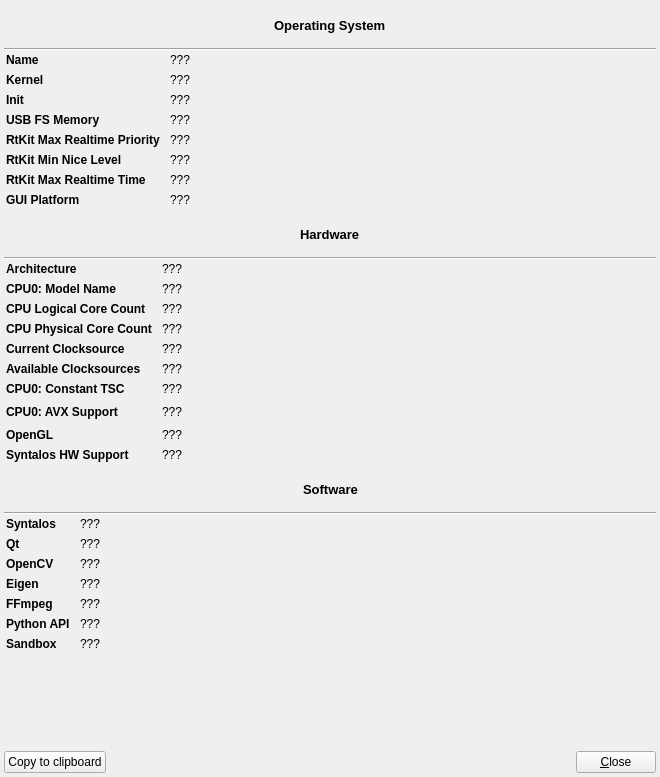
Above: src/sysinfodialog.ui from syntalos/syntalos before the change. Below: the same form after it.
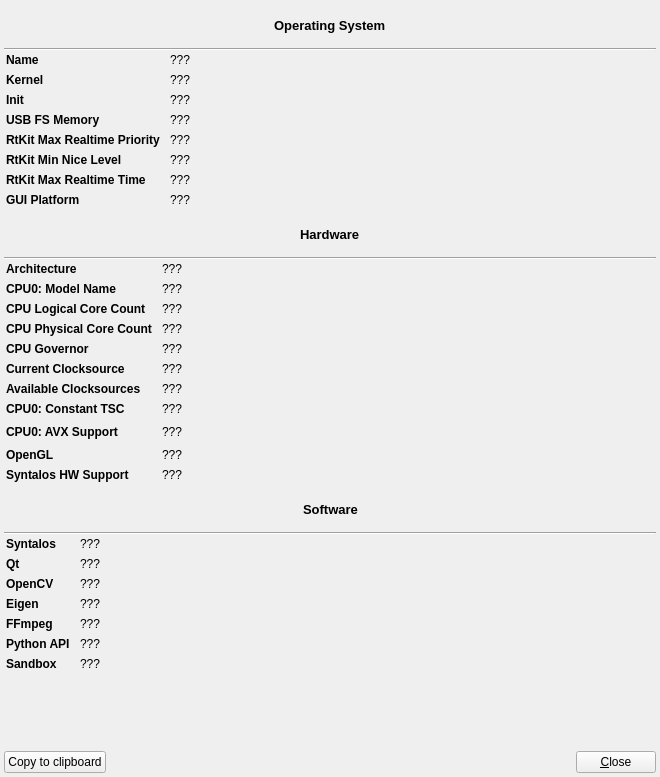
That is the form after the change. Icons and pictures are not drawn.

The edit to the form file:
```diff
--- a/src/sysinfodialog.ui
+++ b/src/sysinfodialog.ui
@@ -506,6 +506,25 @@
          </widget>
         </item>
         <item row="4" column="0">
+         <widget class="QLabel" name="cpuGovernorLabel">
+          <property name="font">
+           <font>
+            <bold>true</bold>
+           </font>
+          </property>
+          <property name="text">
+           <string>CPU Governor</string>
+          </property>
+         </widget>
+        </item>
+        <item row="4" column="1">
+         <widget class="QLabel" name="valCpuGovernor">
+          <property name="text">
+           <string>???</string>
+          </property>
+         </widget>
+        </item>
+        <item row="5" column="0">
          <widget class="QLabel" name="currentClocksourceLabel">
           <property name="font">
            <font>
@@ -517,21 +536,21 @@
           </property>
          </widget>
         </item>
-        <item row="4" column="1">
+        <item row="5" column="1">
          <widget class="QLabel" name="valClocksourceCurrent">
           <property name="text">
            <string>???</string>
           </property>
          </widget>
         </item>
-        <item row="6" column="1">
+        <item row="7" column="1">
          <widget class="QLabel" name="valConstantTSC">
           <property name="text">
            <string>???</string>
           </property>
          </widget>
         </item>
-        <item row="8" column="0">
+        <item row="9" column="0">
          <widget class="QLabel" name="avxSupportLabel">
           <property name="font">
            <font>
@@ -543,7 +562,7 @@
           </property>
          </widget>
         </item>
-        <item row="9" column="0">
+        <item row="10" column="0">
          <widget class="QLabel" name="openGLLabel">
           <property name="font">
            <font>
@@ -555,14 +574,14 @@
           </property>
          </widget>
         </item>
-        <item row="9" column="1">
+        <item row="10" column="1">
          <widget class="QLabel" name="valOpenGL">
           <property name="text">
            <string>???</string>
           </property>
          </widget>
         </item>
-        <item row="6" column="0">
+        <item row="7" column="0">
          <widget class="QLabel" name="constantTSCLabel">
           <property name="font">
            <font>
@@ -574,7 +593,7 @@
           </property>
          </widget>
         </item>
-        <item row="5" column="0">
+        <item row="6" column="0">
          <widget class="QLabel" name="availableClocksourcesLabel">
           <property name="font">
            <font>
@@ -586,14 +605,14 @@
           </property>
          </widget>
         </item>
-        <item row="5" column="1">
+        <item row="6" column="1">
          <widget class="QLabel" name="valClocksourceAvailable">
           <property name="text">
            <string>???</string>
           </property>
          </widget>
         </item>
-        <item row="10" column="0">
+        <item row="11" column="0">
          <widget class="QLabel" name="syHWSupportLabel">
           <property name="font">
            <font>
@@ -605,14 +624,14 @@
           </property>
          </widget>
         </item>
-        <item row="10" column="1">
+        <item row="11" column="1">
          <widget class="QLabel" name="valSyHWSupport">
           <property name="text">
            <string>???</string>
           </property>
          </widget>
         </item>
-        <item row="8" column="1">
+        <item row="9" column="1">
          <widget class="QWidget" name="widget_8" native="true">
           <layout class="QHBoxLayout" name="horizontalLayout_5">
            <property name="spacing">
```
